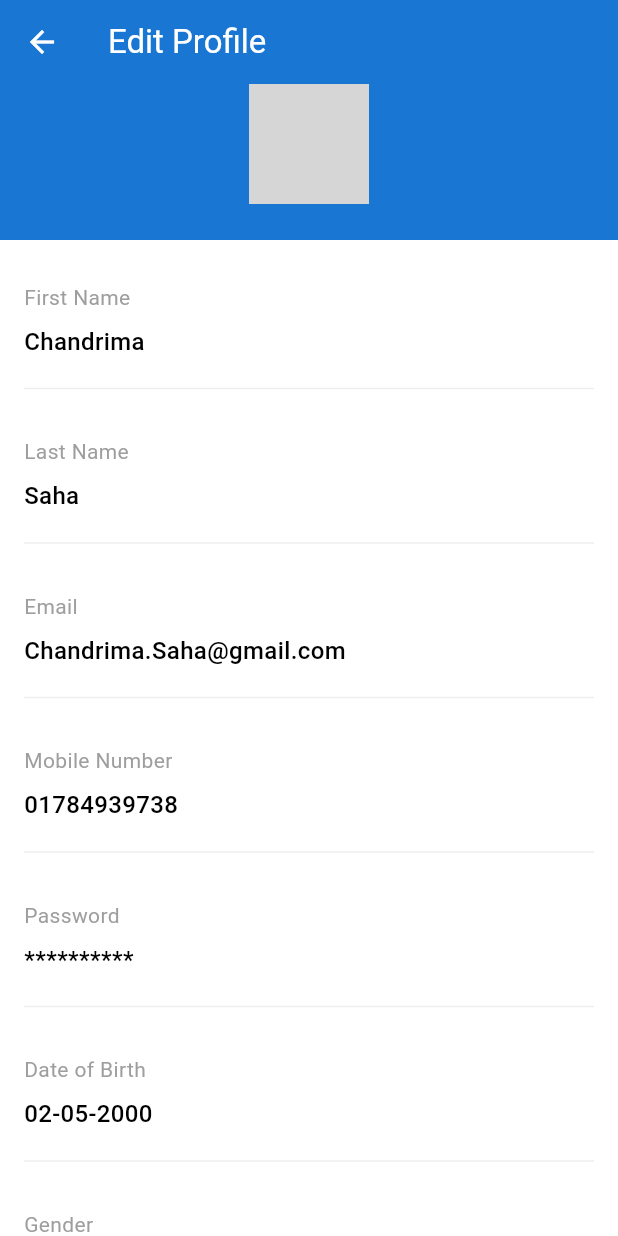
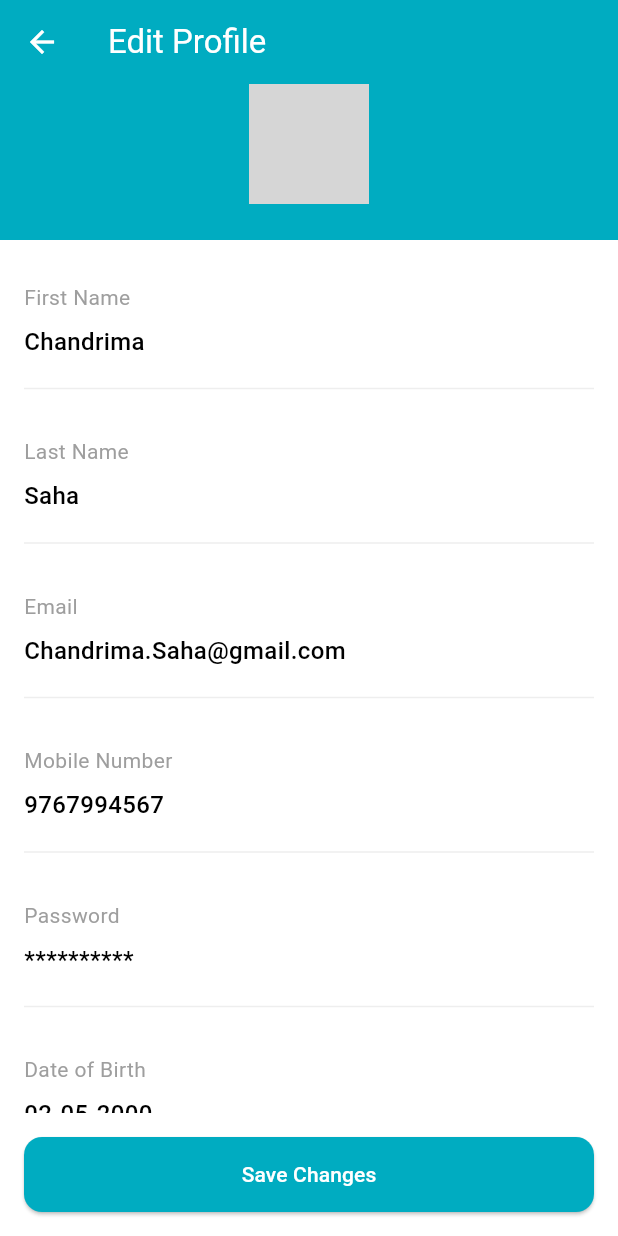
Before and after one commit to Akweb-23/MediScan, a Flutter app: the HomeScreen screen opened directly, item 3 of the bottom bar chosen, after a tap on "Edit Profile", on a phone screen of 412 x 824 dp. Run offline on Flutter 3.47's test engine with Material 3 defaults, Android fonts, the phone set to English and light mode, and no system bars; our stand-ins replace file_picker, firebase_auth, firebase_core, geolocator, google_maps_flutter, hive and 5 more; missing offline and left inert: google_mlkit_text_recognition; accounts and stored records are empty; network calls fail; grey boxes are pictures that could not be loaded.

Commit message:
Add location and update the model of record saving

```diff
--- a/lib/home_screen.dart
+++ b/lib/home_screen.dart
@@ -6,8 +6,8 @@ import 'package:mediscanai/screens/profile_screen.dart';
 import 'package:mediscanai/screens/edit_profile_screen.dart';
 import 'package:mediscanai/ocr_page.dart';
 import 'package:mediscanai/screens/dashboard_screen.dart';
-// NEW: Import the ChatScreen from the separate chatbot file
-import 'package:mediscanai/models//chatbot.dart'; // Assuming chatbot.dart is in the root lib folder or an appropriate path
+import 'package:mediscanai/screens/NearByMedicalsMapScreen.dart';
+import 'package:mediscanai/models//chatbot.dart';
 
 class HomeScreen extends StatefulWidget {
   const HomeScreen({super.key});
@@ -83,17 +83,15 @@ class _HomeScreenState extends State<HomeScreen> {
     );
   }
 
-  // UPDATED: This function now navigates to the DashboardScreen
   void _openMedicalRecords() {
     Navigator.of(context).push(
       MaterialPageRoute(builder: (context) => const DashboardScreen()),
     );
   }
 
-  // NEW: Function to open the ChatScreen
   void _openChatbot() {
     Navigator.of(context).push(
-      MaterialPageRoute(builder: (context) => const ChatScreen()), // Navigate to the imported ChatScreen
+      MaterialPageRoute(builder: (context) => const ChatScreen()),
     );
   }
 
@@ -115,7 +113,7 @@ class _HomeScreenState extends State<HomeScreen> {
                   const SizedBox(height: 20),
                   _buildPromoBanner(),
                   const SizedBox(height: 20),
-                  _buildUploadButton(), // Stays as the OCR button
+                  _buildUploadButton(),
                   const SizedBox(height: 20),
                   Row(
                     mainAxisAlignment: MainAxisAlignment.spaceBetween,
@@ -142,13 +140,18 @@ class _HomeScreenState extends State<HomeScreen> {
         ],
       ),
       bottomNavigationBar: _buildBottomNavBar(),
-      // Action is now linked to the DashboardScreen
+
+      // IMPROVEMENT: Use the default FloatingActionButton size/style
       floatingActionButton: FloatingActionButton(
-        onPressed: _openMedicalRecords, // Calls function to open DashboardScreen
+        onPressed: _openMedicalRecords,
         backgroundColor: Colors.cyan[400],
+        // Use default shape for better centering in the standard notch
         shape: const CircleBorder(),
-        child: const Icon(Icons.folder_shared_outlined, color: Colors.white), // Icon remains 'record saving'
+        child: const Icon(Icons.folder_shared_outlined, color: Colors.white),
+        // OPTIONAL: Increase the size slightly if needed for better visual balance
+        // mini: false,
       ),
+      // IMPORTANT: FloatingActionButtonLocation must be exactly this for proper centering
       floatingActionButtonLocation: FloatingActionButtonLocation.centerDocked,
     );
   }
@@ -296,28 +299,46 @@ class _HomeScreenState extends State<HomeScreen> {
   }
 
   Widget _buildBottomNavBar() {
+    // The width of the space must be equal to the diameter of the FAB + 2*notchMargin
+    // Default FAB diameter is 56. With notchMargin 8.0, total space is roughly 72-80.
+    const double notchSpaceWidth = 72.0;
+
     return BottomAppBar(
       shape: const CircularNotchedRectangle(),
       notchMargin: 8.0,
       child: Row(
-        mainAxisAlignment: MainAxisAlignment.spaceAround,
+        mainAxisAlignment: MainAxisAlignment.spaceBetween,
+        children: [
+          // Left Group (Home and AI Chat)
+          Row(
+            mainAxisSize: MainAxisSize.min,
             children: [
               _buildNavItem(icon: Icons.home_outlined, label: 'Home', isSelected: true, onTap: () {}),
-          // MODIFIED: 'AI Chat' item now calls _openChatbot()
               _buildNavItem(icon: Icons.chat_bubble_outline, label: 'AI Chat', onTap: _openChatbot),
-          const SizedBox(width: 40),
+            ],
+          ),
+
+          // Central space to accommodate the FAB notch
+          const SizedBox(width: notchSpaceWidth),
+
+          // Right Group (Profile and Near Medicals)
+          Row(
+            mainAxisSize: MainAxisSize.min,
+            children: [
               _buildNavItem(icon: Icons.person_pin_circle_outlined, label: 'Profile', onTap: () {
                 Navigator.of(context).push(MaterialPageRoute(builder: (context) => const ProfileScreen(),
                 ));
               }),
               _buildNavItem(
-            icon: Icons.settings_outlined,
-            label: 'Settings',
+                icon: Icons.location_on_outlined,
+                label: 'Near Medicals',
                 onTap: () {
                   Navigator.of(context).push(MaterialPageRoute(
-                builder: (context) => const SettingsScreen(),
+                    builder: (context) => const NearbyMedicalsMapScreen(),
                   ));
                 },
+              ),
+            ],
           ),
         ],
       ),
@@ -330,7 +351,7 @@ class _HomeScreenState extends State<HomeScreen> {
       onTap: onTap,
       borderRadius: BorderRadius.circular(20),
       child: Padding(
-        padding: const EdgeInsets.symmetric(vertical: 4.0, horizontal: 4.0),
+        padding: const EdgeInsets.symmetric(vertical: 4.0, horizontal: 8.0),
         child: Column(
           mainAxisSize: MainAxisSize.min,
           children: [
--- a/lib/screens/edit_profile_screen.dart
+++ b/lib/screens/edit_profile_screen.dart
@@ -1,39 +1,60 @@
 import 'package:flutter/material.dart';
+import 'package:mediscanai/screens/user_model.dart'; // <--- NEW IMPORT
 
 class EditProfileScreen extends StatelessWidget {
-  const EditProfileScreen({super.key});
+  // UPDATED: Constructor now requires the UserModel
+  final UserModel user;
+  const EditProfileScreen({super.key, required this.user});
 
   @override
   Widget build(BuildContext context) {
     return Scaffold(
       appBar: AppBar(
         title: const Text('Edit Profile'),
-        backgroundColor: Colors.blue[700],
+        backgroundColor: Colors.cyan[600], // Changed from Blue
         foregroundColor: Colors.white,
         elevation: 0,
       ),
       body: Column(
         children: [
-          _buildEditProfileHeader(),
+          _buildEditProfileHeader(user), // Pass user data
           Expanded(
             child: ListView(
               padding: const EdgeInsets.all(16.0),
               children: [
-                _buildInfoField(label: 'First Name', value: 'Chandrima'),
-                _buildInfoField(label: 'Last Name', value: 'Saha'),
+                _buildInfoField(label: 'First Name', value: user.firstName), // Use user data
+                _buildInfoField(label: 'Last Name', value: user.lastName), // Use user data
                 _buildInfoField(
                   label: 'Email',
-                  value: 'Chandrima.Saha@gmail.com',
+                  value: user.email, // Use user data
                 ),
-                _buildInfoField(label: 'Mobile Number', value: '01784939738'),
+                _buildInfoField(label: 'Mobile Number', value: user.mobileNumber), // Use user data
                 _buildInfoField(
                   label: 'Password',
-                  value: '**********',
+                  value: user.passwordPlaceholder, // Use user data
                   isProtected: true,
                 ),
-                _buildInfoField(label: 'Date of Birth', value: '02-05-2000'),
-                _buildInfoField(label: 'Gender', value: 'Female'),
+                _buildInfoField(label: 'Date of Birth', value: user.dob), // Use user data
+                _buildInfoField(label: 'Gender', value: user.gender), // Use user data
               ],
+            ),
+          ),
+          Padding(
+            padding: const EdgeInsets.all(16.0),
+            child: ElevatedButton(
+              onPressed: () {
+                // TODO: Implement save logic
+                ScaffoldMessenger.of(context).showSnackBar(
+                  const SnackBar(content: Text('Profile changes saved!')),
+                );
+                Navigator.pop(context);
+              },
+              style: ElevatedButton.styleFrom(
+                backgroundColor: Colors.cyan[600],
+                minimumSize: const Size(double.infinity, 50),
+                shape: RoundedRectangleBorder(borderRadius: BorderRadius.circular(12)),
+              ),
+              child: const Text('Save Changes', style: TextStyle(color: Colors.white)),
             ),
           ),
         ],
@@ -41,18 +62,17 @@ class EditProfileScreen extends StatelessWidget {
     );
   }
 
-  Widget _buildEditProfileHeader() {
+  // UPDATED: Accepts UserModel
+  Widget _buildEditProfileHeader(UserModel user) {
     return Container(
       width: double.infinity,
-      color: Colors.blue[700],
+      color: Colors.cyan[600], // Changed from Blue
       padding: const EdgeInsets.only(bottom: 24.0),
-      child: const Column(
+      child: Column(
         children: [
           CircleAvatar(
             radius: 40,
-            backgroundImage: NetworkImage(
-              'https://placehold.co/100x100/EFEFEF/3B3B3B?text=CS',
-            ),
+            backgroundImage: NetworkImage(user.avatarUrl), // Use user data
           ),
         ],
       ),
@@ -64,6 +84,7 @@ class EditProfileScreen extends StatelessWidget {
     required String value,
     bool isProtected = false,
   }) {
+    // ... (unchanged)
     return Padding(
       padding: const EdgeInsets.symmetric(vertical: 12.0),
       child: Column(
--- a/lib/screens/profile_screen.dart
+++ b/lib/screens/profile_screen.dart
@@ -1,15 +1,19 @@
 import 'package:flutter/material.dart';
 import 'package:mediscanai/screens/edit_profile_screen.dart';
+import 'package:mediscanai/screens/user_model.dart'; // <--- UPDATED IMPORT
 
 class ProfileScreen extends StatelessWidget {
   const ProfileScreen({super.key});
 
   @override
   Widget build(BuildContext context) {
+    // Access the live user data from the service
+    final user = UserProfileService().currentUser;
+
     return Scaffold(
       body: Column(
         children: [
-          _buildProfileHeader(context),
+          _buildProfileHeader(context, user),
           Expanded(
             child: ListView(
               padding: const EdgeInsets.symmetric(vertical: 8.0),
@@ -20,7 +24,8 @@ class ProfileScreen extends StatelessWidget {
                   title: 'Edit Profile',
                   onTap: () {
                     Navigator.of(context).push(MaterialPageRoute(
-                      builder: (context) => const EditProfileScreen(),
+                      // Pass user data to the edit screen
+                      builder: (context) => EditProfileScreen(user: user),
                     ));
                   },
                 ),
@@ -39,32 +44,34 @@ class ProfileScreen extends StatelessWidget {
     );
   }
 
-  Widget _buildProfileHeader(BuildContext context) {
+  // ... (rest of the helper methods remain the same) ...
+
+  Widget _buildProfileHeader(BuildContext context, UserModel user) {
     return Container(
       width: double.infinity,
-      color: Colors.blue[700],
+      color: Colors.cyan[600],
       padding: const EdgeInsets.only(top: 60.0, bottom: 24.0),
-      child: const Column(
+      child: Column(
         children: [
           CircleAvatar(
             radius: 40,
-            backgroundImage: NetworkImage('https://placehold.co/100x100/EFEFEF/3B3B3B?text=CS'),
+            backgroundImage: NetworkImage(user.avatarUrl),
           ),
-          SizedBox(height: 12),
+          const SizedBox(height: 12),
           Text(
-            'Chandrima Saha',
-            style: TextStyle(color: Colors.white, fontSize: 20, fontWeight: FontWeight.bold),
+            '${user.firstName} ${user.lastName}',
+            style: const TextStyle(color: Colors.white, fontSize: 20, fontWeight: FontWeight.bold),
           ),
-          SizedBox(height: 4),
+          const SizedBox(height: 4),
           Text(
-            'Chandrima.Saha@gmail.com',
-            style: TextStyle(color: Colors.white70, fontSize: 14),
+            user.email,
+            style: const TextStyle(color: Colors.white70, fontSize: 14),
           ),
         ],
       ),
     );
   }
-
+  // ... (buildProfileItem and buildLogoutButton remain the same) ...
   Widget _buildProfileItem(BuildContext context, {required IconData icon, required String title, VoidCallback? onTap}) {
     return ListTile(
       leading: Icon(icon, color: Colors.grey[700]),
@@ -84,7 +91,7 @@ class ProfileScreen extends StatelessWidget {
         icon: const Icon(Icons.logout, color: Colors.white),
         label: const Text('Log Out', style: TextStyle(color: Colors.white)),
         style: ElevatedButton.styleFrom(
-          backgroundColor: Colors.blue[700],
+          backgroundColor: Colors.cyan[600],
           minimumSize: const Size(double.infinity, 50),
           shape: RoundedRectangleBorder(borderRadius: BorderRadius.circular(12)),
         ),
--- /dev/null
+++ b/lib/screens/user_model.dart
@@ -0,0 +1,68 @@
+// Placeholder for a global user profile object
+
+class UserModel {
+  String firstName;
+  String lastName;
+  String email;
+  String mobileNumber;
+  String passwordPlaceholder;
+  String dob;
+  String gender;
+  String avatarUrl;
+
+  UserModel({
+    required this.firstName,
+    required this.lastName,
+    required this.email,
+    required this.mobileNumber,
+    required this.passwordPlaceholder,
+    required this.dob,
+    required this.gender,
+    required this.avatarUrl,
+  });
+}
+
+// Global service class to manage the single user instance
+class UserProfileService {
+  static final UserProfileService _instance = UserProfileService._internal();
+
+  factory UserProfileService() {
+    return _instance;
+  }
+
+  UserProfileService._internal();
+
+  // Initialize with dummy data (simulating post-login state)
+  UserModel _currentUser = UserModel(
+    firstName: 'Chandrima',
+    lastName: 'Saha',
+    email: 'Chandrima.Saha@gmail.com',
+    mobileNumber: '9767994567',
+    passwordPlaceholder: '**********',
+    dob: '02-05-2000',
+    gender: 'Female',
+    avatarUrl: 'https://placehold.co/100x100/EFEFEF/3B3B3B?text=CS',
+  );
+
+  UserModel get currentUser => _currentUser;
+
+  // Method to update user data (simulating successful registration/login)
+  void updateUserInfo({
+    required String firstName,
+    required String lastName,
+    required String email,
+    required String mobileNumber,
+    required String dob,
+    required String gender,
+  }) {
+    // In a real app, this would typically be triggered after a login/registration API call
+    _currentUser.firstName = firstName;
+    _currentUser.lastName = lastName;
+    _currentUser.email = email;
+    _currentUser.mobileNumber = mobileNumber;
+    _currentUser.dob = dob;
+    _currentUser.gender = gender;
+    // Note: Password/Avatar logic is skipped for simplicity.
+    print('User profile updated successfully.');
+  }
+}
```
Also changed, not shown: lib/screens/add_file_screen.dart (+3 -18 lines), lib/screens/settings_screen.dart (+20 -16 lines). Lines whose indentation alone changed are shown as unchanged.
